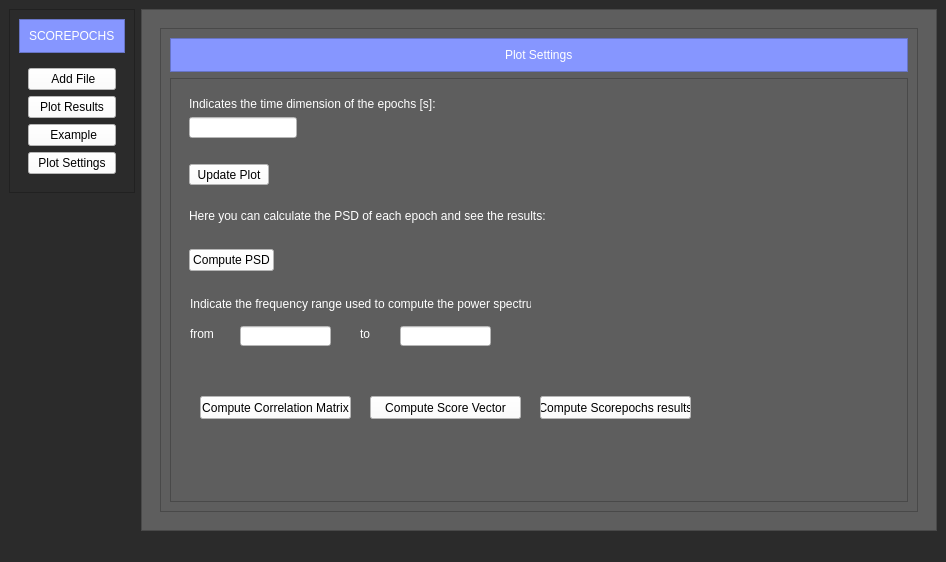
Old version of the form qt_tesi.ui in the repository saugabriele/Scorepochs_GUI.
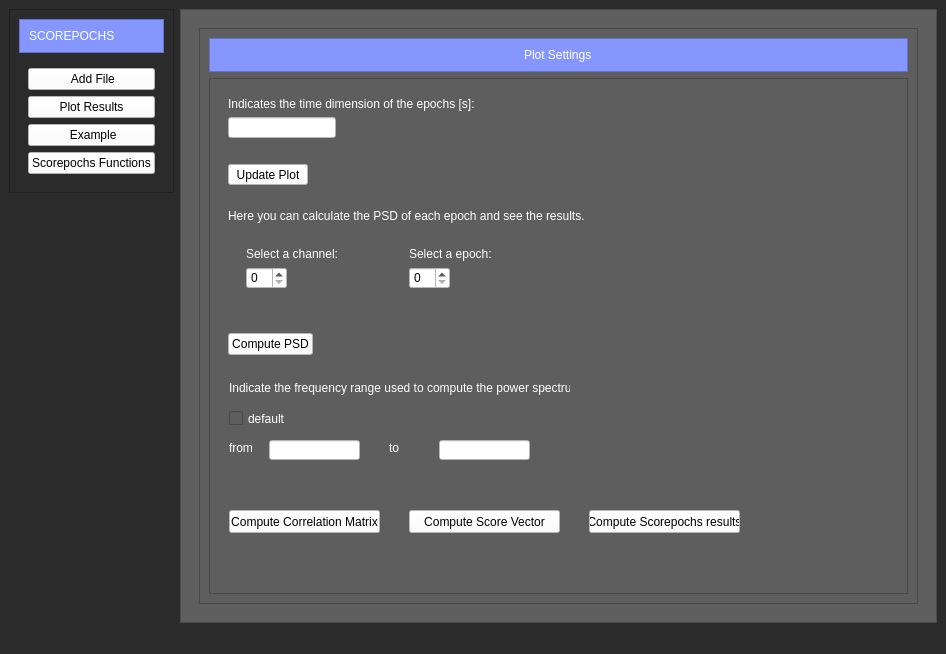
New version of the form. Icons and pictures are not drawn.

What changed in the file:
```diff
--- a/qt_tesi.ui
+++ b/qt_tesi.ui
@@ -7,7 +7,7 @@
     <x>0</x>
     <y>0</y>
     <width>946</width>
-    <height>562</height>
+    <height>654</height>
    </rect>
   </property>
   <property name="windowTitle">
@@ -104,7 +104,7 @@
              <string notr="true">background-color: rgb(255, 255, 255);</string>
             </property>
             <property name="text">
-             <string>Plot Settings</string>
+             <string>Scorepochs Functions</string>
             </property>
            </widget>
           </item>
@@ -830,10 +830,68 @@
                        <string notr="true">color: rgb(255, 255, 255);</string>
                       </property>
                       <property name="text">
-                       <string>Here you can calculate the PSD of each epoch and see the results:</string>
+                       <string>Here you can calculate the PSD of each epoch and see the results.</string>
                       </property>
                      </widget>
                     </item>
+                    <item>
+                     <widget class="QWidget" name="horizontalWidget" native="true">
+                      <layout class="QHBoxLayout" name="horizontalLayout_4">
+                       <item alignment="Qt::AlignLeft">
+                        <widget class="QWidget" name="verticalWidget_2" native="true">
+                         <layout class="QVBoxLayout" name="verticalLayout_25">
+                          <item>
+                           <widget class="QLabel" name="label_20">
+                            <property name="styleSheet">
+                             <string notr="true">color: rgb(255, 255, 255);</string>
+                            </property>
+                            <property name="text">
+                             <string>Select a channel:              </string>
+                            </property>
+                           </widget>
+                          </item>
+                          <item alignment="Qt::AlignLeft">
+                           <widget class="QSpinBox" name="channels_box">
+                            <property name="styleSheet">
+                             <string notr="true">background-color: rgb(255, 255, 255);</string>
+                            </property>
+                           </widget>
+                          </item>
+                         </layout>
+                        </widget>
+                       </item>
+                       <item>
+                        <widget class="QWidget" name="verticalWidget" native="true">
+                         <property name="sizePolicy">
+                          <sizepolicy hsizetype="Expanding" vsizetype="Preferred">
+                           <horstretch>0</horstretch>
+                           <verstretch>0</verstretch>
+                          </sizepolicy>
+                         </property>
+                         <layout class="QVBoxLayout" name="verticalLayout_24">
+                          <item>
+                           <widget class="QLabel" name="label_19">
+                            <property name="styleSheet">
+                             <string notr="true">color: rgb(255, 255, 255);</string>
+                            </property>
+                            <property name="text">
+                             <string>Select a epoch:</string>
+                            </property>
+                           </widget>
+                          </item>
+                          <item alignment="Qt::AlignLeft">
+                           <widget class="QSpinBox" name="epochs_box">
+                            <property name="styleSheet">
+                             <string notr="true">background-color: rgb(255, 255, 255);</string>
+                            </property>
+                           </widget>
+                          </item>
+                         </layout>
+                        </widget>
+                       </item>
+                      </layout>
+                     </widget>
+                    </item>
                     <item>
                      <widget class="QLabel" name="error_message_compute_PSD">
                       <property name="styleSheet">
@@ -885,7 +943,7 @@
                     <property name="geometry">
                      <rect>
                       <x>10</x>
-                      <y>40</y>
+                      <y>70</y>
                       <width>51</width>
                       <height>16</height>
                      </rect>
@@ -900,8 +958,8 @@
                    <widget class="QLabel" name="label_18">
                     <property name="geometry">
                      <rect>
-                      <x>180</x>
-                      <y>40</y>
+                      <x>170</x>
+                      <y>70</y>
                       <width>51</width>
                       <height>16</height>
                      </rect>
@@ -916,8 +974,8 @@
                    <widget class="QLineEdit" name="min_freqRange">
                     <property name="geometry">
                      <rect>
-                      <x>60</x>
-                      <y>40</y>
+                      <x>50</x>
+                      <y>70</y>
                       <width>91</width>
                       <height>20</height>
                      </rect>
@@ -930,7 +988,7 @@
                     <property name="geometry">
                      <rect>
                       <x>220</x>
-                      <y>40</y>
+                      <y>70</y>
                       <width>91</width>
                       <height>20</height>
                      </rect>
@@ -942,8 +1000,8 @@
                    <widget class="QPushButton" name="compute_corr_matrix_button">
                     <property name="geometry">
                      <rect>
-                      <x>20</x>
-                      <y>110</y>
+                      <x>10</x>
+                      <y>140</y>
                       <width>151</width>
                       <height>23</height>
                      </rect>
@@ -959,7 +1017,7 @@
                     <property name="geometry">
                      <rect>
                       <x>190</x>
-                      <y>110</y>
+                      <y>140</y>
                       <width>151</width>
                       <height>23</height>
                      </rect>
@@ -974,8 +1032,8 @@
                    <widget class="QPushButton" name="compute_scorepochs_button">
                     <property name="geometry">
                      <rect>
-                      <x>360</x>
-                      <y>110</y>
+                      <x>370</x>
+                      <y>140</y>
                       <width>151</width>
                       <height>23</height>
                      </rect>
@@ -990,8 +1048,8 @@
                    <widget class="QLabel" name="scorepochs_error_message">
                     <property name="geometry">
                      <rect>
-                      <x>20</x>
-                      <y>150</y>
+                      <x>0</x>
+                      <y>180</y>
                       <width>481</width>
                       <height>20</height>
                      </rect>
@@ -1007,8 +1065,8 @@
                    <widget class="QLabel" name="maxfreqRange_error_message">
                     <property name="geometry">
                      <rect>
-                      <x>230</x>
-                      <y>70</y>
+                      <x>200</x>
+                      <y>100</y>
                       <width>161</width>
                       <height>20</height>
                      </rect>
@@ -1024,9 +1082,9 @@
                    <widget class="QLabel" name="minfreqRange_error_message">
                     <property name="geometry">
                      <rect>
-                      <x>50</x>
-                      <y>70</y>
-                      <width>161</width>
+                      <x>20</x>
+                      <y>100</y>
+                      <width>151</width>
                       <height>20</height>
                      </rect>
                     </property>
@@ -1038,6 +1096,22 @@
                      <string/>
                     </property>
                    </widget>
+                   <widget class="QCheckBox" name="button_freqRange">
+                    <property name="geometry">
+                     <rect>
+                      <x>10</x>
+                      <y>40</y>
+                      <width>70</width>
+                      <height>17</height>
+                     </rect>
+                    </property>
+                    <property name="styleSheet">
+                     <string notr="true">color: rgb(255, 255, 255);</string>
+                    </property>
+                    <property name="text">
+                     <string>default</string>
+                    </property>
+                   </widget>
                   </widget>
                  </item>
                 </layout>
```
Left out of the diff: 6 changed lines with no effect on the pictures.
